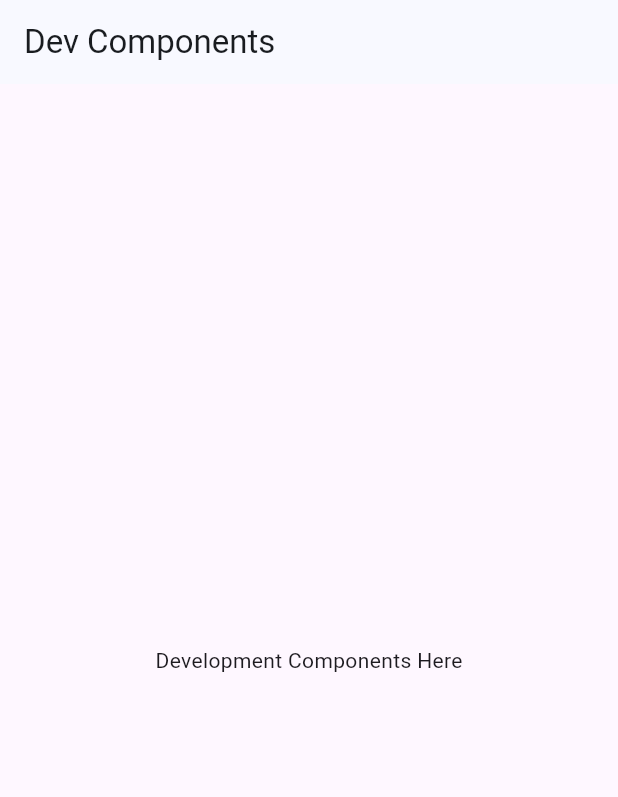
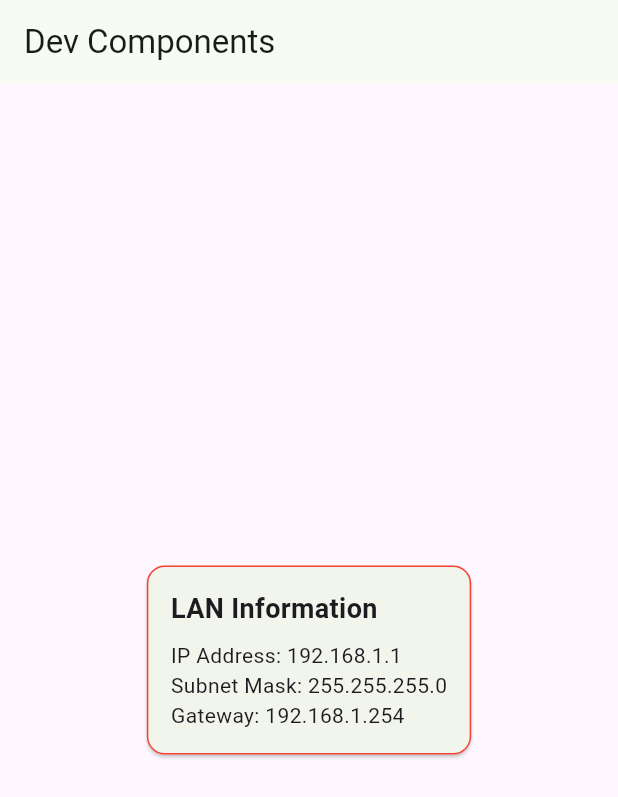
Before and after one commit to Thixq/spy_scanner_neon_apps, a Flutter app: the screen it shows after launch, on a phone screen of 412 x 824 dp. Shown: the top 797 px of the screen. Run offline on Flutter 3.47's test engine with Material 3 defaults, Android fonts, the phone set to English and light mode, and no system bars; our stand-ins replace get_it; missing offline and left inert: flutter_reactive_ble, network_tools, nsd.

Commit message:
core/extension add and inside context theme extension add and lan_info_card created

```diff
--- /dev/null
+++ b/lib/core/extension/context_theme.dart
@@ -0,0 +1,15 @@
+import 'package:flutter/material.dart';
+
+/// Extensions for [BuildContext] to easily access theme.
+///
+/// Provides [colorScheme], [textTheme], and [theme] properties.
+extension ThemeExtension on BuildContext {
+  /// Get the [ColorScheme] of the current theme.
+  ColorScheme get colorScheme => Theme.of(this).colorScheme;
+
+  /// Get the [TextTheme] of the current theme.
+  TextTheme get textTheme => Theme.of(this).textTheme;
+
+  /// Get the [ThemeData] of the current theme.
+  ThemeData get theme => Theme.of(this);
+}
--- a/lib/dev/dev_component_view.dart
+++ b/lib/dev/dev_component_view.dart
@@ -1,4 +1,5 @@
 import 'package:flutter/material.dart';
+import 'package:spy_scanner/feature/components/lan_info_card.dart';
 
 class DevComponentView extends StatelessWidget {
   const DevComponentView({super.key});
@@ -7,7 +8,7 @@ class DevComponentView extends StatelessWidget {
   Widget build(BuildContext context) {
     return Scaffold(
       appBar: AppBar(title: const Text('Dev Components')),
-      body: const Center(child: Text('Development Components Here')),
+      body: const Center(child: LanInfoCard()),
     );
   }
 }
--- /dev/null
+++ b/lib/feature/components/lan_info_card.dart
@@ -0,0 +1,34 @@
+import 'package:flutter/material.dart';
+
+class LanInfoCard extends StatelessWidget {
+  const LanInfoCard({super.key});
+
+  @override
+  Widget build(BuildContext context) {
+    return const Card(
+      shape: RoundedRectangleBorder(
+        side: BorderSide(color: Colors.red),
+        borderRadius: BorderRadius.all(
+          Radius.circular(12),
+        ),
+      ),
+      child: Padding(
+        padding: EdgeInsets.all(16),
+        child: Column(
+          mainAxisSize: MainAxisSize.min,
+          crossAxisAlignment: CrossAxisAlignment.start,
+          children: [
+            Text(
+              'LAN Information',
+              style: TextStyle(fontSize: 18, fontWeight: FontWeight.bold),
+            ),
+            SizedBox(height: 8),
+            Text('IP Address: 192.168.1.1'),
+            Text('Subnet Mask: 255.255.255.0'),
+            Text('Gateway: 192.168.1.254'),
+          ],
+        ),
+      ),
+    );
+  }
+}
--- a/lib/main.dart
+++ b/lib/main.dart
@@ -5,8 +5,8 @@ import 'package:spy_scanner/dev/dev_component_view.dart';
 import 'package:spy_scanner/feature/theme.dart';
 
 Future<void> main() async {
-  WidgetsFlutterBinding.ensureInitialized();
   await ZoneManager.runAppInZone(() async {
+    WidgetsFlutterBinding.ensureInitialized();
     LoggingManager.init();
     runApp(const MyApp());
   });
@@ -18,9 +18,9 @@ class MyApp extends StatelessWidget {
   @override
   Widget build(BuildContext context) {
     return MaterialApp(
-      title: 'BLE Manager Example',
-      theme: SpyTheme.light(seedColor: Colors.blue),
-      darkTheme: SpyTheme.dark(seedColor: Colors.blue),
+      title: 'Spy Scanner',
+      theme: SpyTheme.light(seedColor: const Color(0xFF697565)),
+      darkTheme: SpyTheme.dark(seedColor: const Color(0xFF697565)),
       home: const DevComponentView(),
     );
   }
```
Also changed, not shown: 2 other files.
